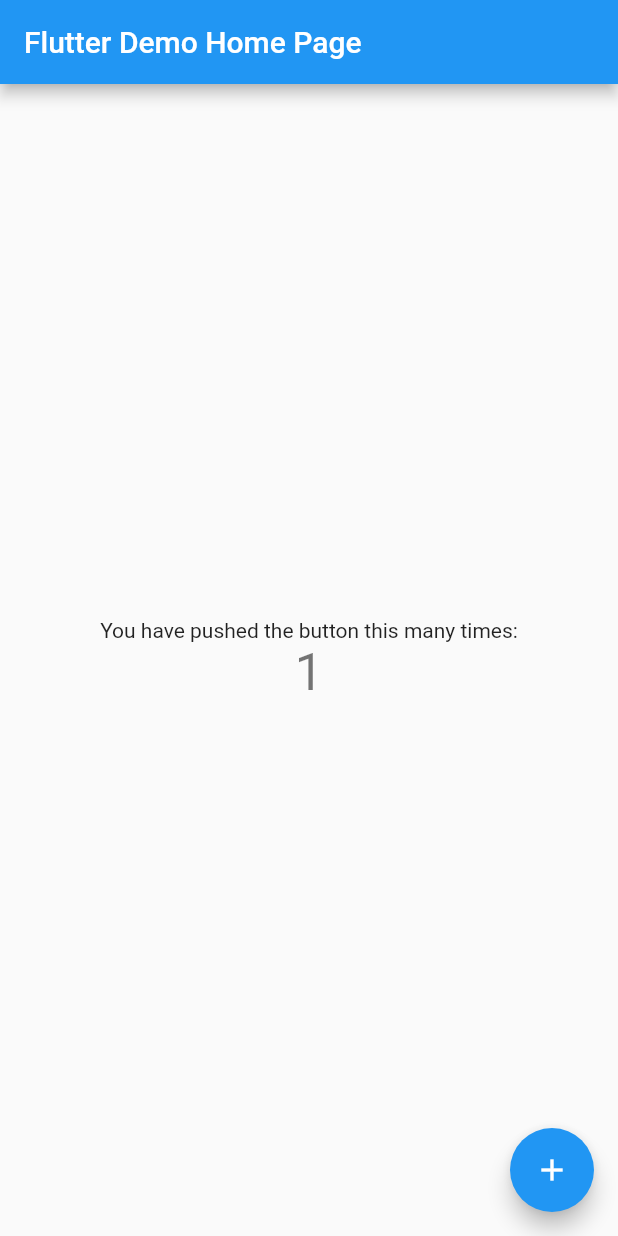
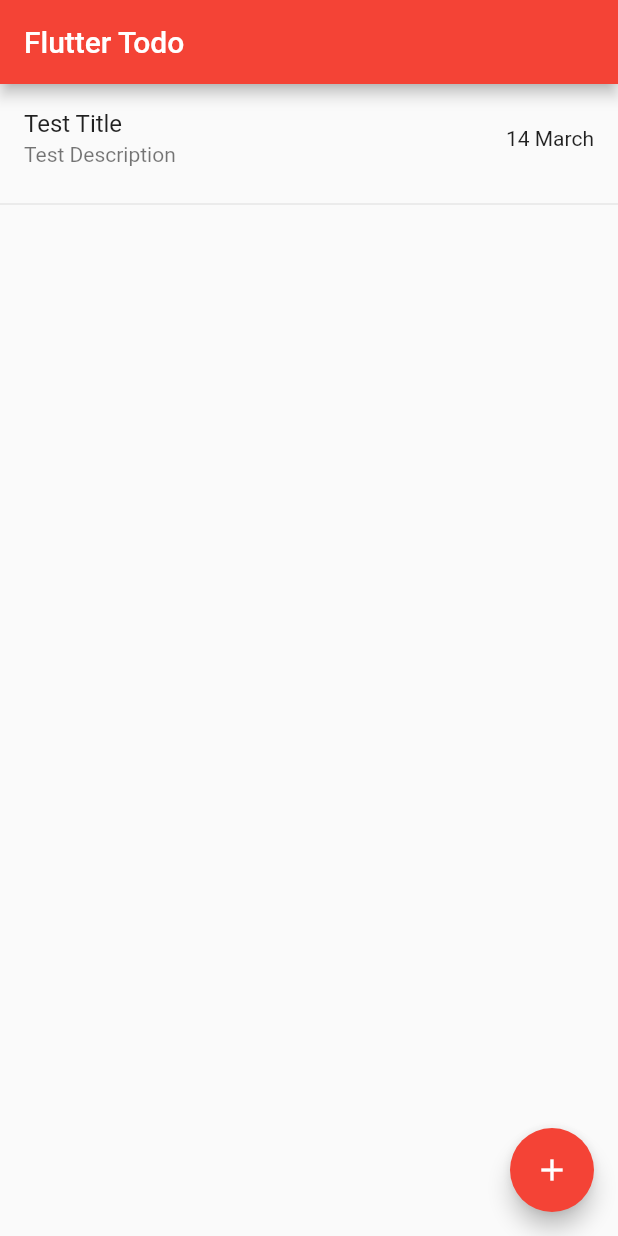
Before and after one commit to AmruthPillai/Flutter-Todo, a Flutter app: the screen it shows after launch, after a tap on the "add" icon, on a phone screen of 412 x 824 dp. Run offline on Flutter 3.47's test engine with Material 2 defaults, Android fonts, the phone set to English and light mode, and no system bars.

Commit message:
listview builder

```diff
--- a/lib/main.dart
+++ b/lib/main.dart
@@ -1,111 +1,59 @@
 import 'package:flutter/material.dart';
+import 'package:flutter_todo/scoped_models/todo.dart';
+import 'package:scoped_model/scoped_model.dart';
 
-void main() => runApp(MyApp());
+void main() => runApp(App());
 
-class MyApp extends StatelessWidget {
-  // This widget is the root of your application.
+class App extends StatelessWidget {
   @override
   Widget build(BuildContext context) {
     return MaterialApp(
-      title: 'Flutter Demo',
       theme: ThemeData(
-        // This is the theme of your application.
-        //
-        // Try running your application with "flutter run". You'll see the
-        // application has a blue toolbar. Then, without quitting the app, try
-        // changing the primarySwatch below to Colors.green and then invoke
-        // "hot reload" (press "r" in the console where you ran "flutter run",
-        // or simply save your changes to "hot reload" in a Flutter IDE).
-        // Notice that the counter didn't reset back to zero; the application
-        // is not restarted.
-        primarySwatch: Colors.blue,
+        primarySwatch: Colors.red,
       ),
-      home: MyHomePage(title: 'Flutter Demo Home Page'),
+      home: ScopedModel<TodoModel>(
+        model: TodoModel(),
+        child: ScopedModelDescendant(
+          builder: (BuildContext builder, Widget child, TodoModel model) {
+            return Scaffold(
+              appBar: AppBar(
+                title: Text('Flutter Todo'),
+              ),
+              body: ListView.builder(
+                itemBuilder: (BuildContext context, int index) {
+                  return Dismissible(
+                    key: Key(index.toString()),
+                    direction: DismissDirection.endToStart,
+                    child: Column(
+                      children: <Widget>[
+                        ListTile(
+                          title: Text(model.todos[index].title),
+                          subtitle: Text(model.todos[index].description),
+                          trailing: Text('14 March'),
+                        ),
+                        Divider(),
+                      ],
+                    ),
+                    onDismissed: (DismissDirection direction) {
+                      model.delete(index);
+                    },
+                  );
+                },
+                itemCount: model.todos.length,
+              ),
+              floatingActionButton: FloatingActionButton(
+                child: Icon(Icons.add),
+                onPressed: () {
+                  model.add(
+                    title: 'Test Title',
+                    description: 'Test Description',
+                  );
+                },
+              ),
+            );
+          },
+        ),
+      ),
     );
   }
 }
-
-class MyHomePage extends StatefulWidget {
-  MyHomePage({Key key, this.title}) : super(key: key);
-
-  // This widget is the home page of your application. It is stateful, meaning
-  // that it has a State object (defined below) that contains fields that affect
-  // how it looks.
-
-  // This class is the configuration for the state. It holds the values (in this
-  // case the title) provided by the parent (in this case the App widget) and
-  // used by the build method of the State. Fields in a Widget subclass are
-  // always marked "final".
-
-  final String title;
-
-  @override
-  _MyHomePageState createState() => _MyHomePageState();
-}
-
-class _MyHomePageState extends State<MyHomePage> {
-  int _counter = 0;
-
-  void _incrementCounter() {
-    setState(() {
-      // This call to setState tells the Flutter framework that something has
-      // changed in this State, which causes it to rerun the build method below
-      // so that the display can reflect the updated values. If we changed
-      // _counter without calling setState(), then the build method would not be
-      // called again, and so nothing would appear to happen.
-      _counter++;
-    });
-  }
-
-  @override
-  Widget build(BuildContext context) {
-    // This method is rerun every time setState is called, for instance as done
-    // by the _incrementCounter method above.
-    //
-    // The Flutter framework has been optimized to make rerunning build methods
-    // fast, so that you can just rebuild anything that needs updating rather
-    // than having to individually change instances of widgets.
-    return Scaffold(
-      appBar: AppBar(
-        // Here we take the value from the MyHomePage object that was created by
-        // the App.build method, and use it to set our appbar title.
-        title: Text(widget.title),
-      ),
-      body: Center(
-        // Center is a layout widget. It takes a single child and positions it
-        // in the middle of the parent.
-        child: Column(
-          // Column is also layout widget. It takes a list of children and
-          // arranges them vertically. By default, it sizes itself to fit its
-          // children horizontally, and tries to be as tall as its parent.
-          //
-          // Invoke "debug painting" (press "p" in the console, choose the
-          // "Toggle Debug Paint" action from the Flutter Inspector in Android
-          // Studio, or the "Toggle Debug Paint" command in Visual Studio Code)
-          // to see the wireframe for each widget.
-          //
-          // Column has various properties to control how it sizes itself and
-          // how it positions its children. Here we use mainAxisAlignment to
-          // center the children vertically; the main axis here is the vertical
-          // axis because Columns are vertical (the cross axis would be
-          // horizontal).
-          mainAxisAlignment: MainAxisAlignment.center,
-          children: <Widget>[
-            Text(
-              'You have pushed the button this many times:',
-            ),
-            Text(
-              '$_counter',
-              style: Theme.of(context).textTheme.display1,
-            ),
-          ],
-        ),
-      ),
-      floatingActionButton: FloatingActionButton(
-        onPressed: _incrementCounter,
-        tooltip: 'Increment',
-        child: Icon(Icons.add),
-      ), // This trailing comma makes auto-formatting nicer for build methods.
-    );
-  }
-}
--- /dev/null
+++ b/lib/models/todo.dart
@@ -0,0 +1,11 @@
+import 'package:flutter/material.dart';
+
+class Todo {
+  final String title;
+  final String description;
+
+  Todo({
+    @required this.title,
+    @required this.description,
+  });
+}
--- /dev/null
+++ b/lib/scoped_models/todo.dart
@@ -0,0 +1,26 @@
+import 'package:flutter/material.dart';
+import 'package:flutter_todo/models/Todo.dart';
+import 'package:scoped_model/scoped_model.dart';
+
+class TodoModel extends Model {
+  final List<Todo> _todos = [];
+  List<Todo> get todos => List.from(_todos);
+
+  static TodoModel of(BuildContext context) =>
+      ScopedModel.of<TodoModel>(context, rebuildOnChange: true);
+
+  void add({String title, String description}) {
+    _todos.add(
+      Todo(
+        title: title,
+        description: description,
+      ),
+    );
+    notifyListeners();
+  }
+
+  void delete(int index) {
+    _todos.removeAt(index);
+    notifyListeners();
+  }
+}
--- a/pubspec.yaml
+++ b/pubspec.yaml
@@ -23,6 +23,7 @@ dependencies:
   # The following adds the Cupertino Icons font to your application.
   # Use with the CupertinoIcons class for iOS style icons.
   cupertino_icons: ^0.1.2
+  scoped_model: 1.0.1
 
 dev_dependencies:
   flutter_test:
```
Also changed, not shown: pubspec.lock, 1 other file.
